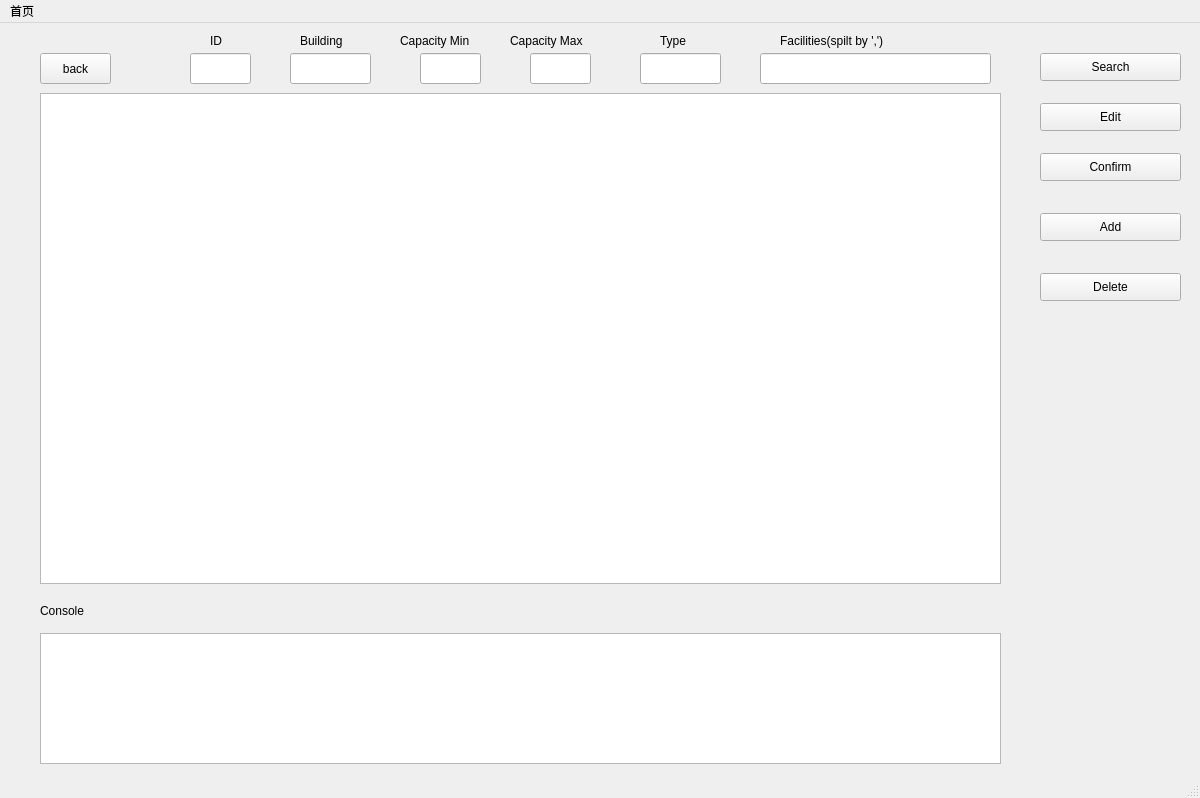
First picture: the form in Gui/admin.ui, repository DouerWxp/RoomBooking, before the edit.
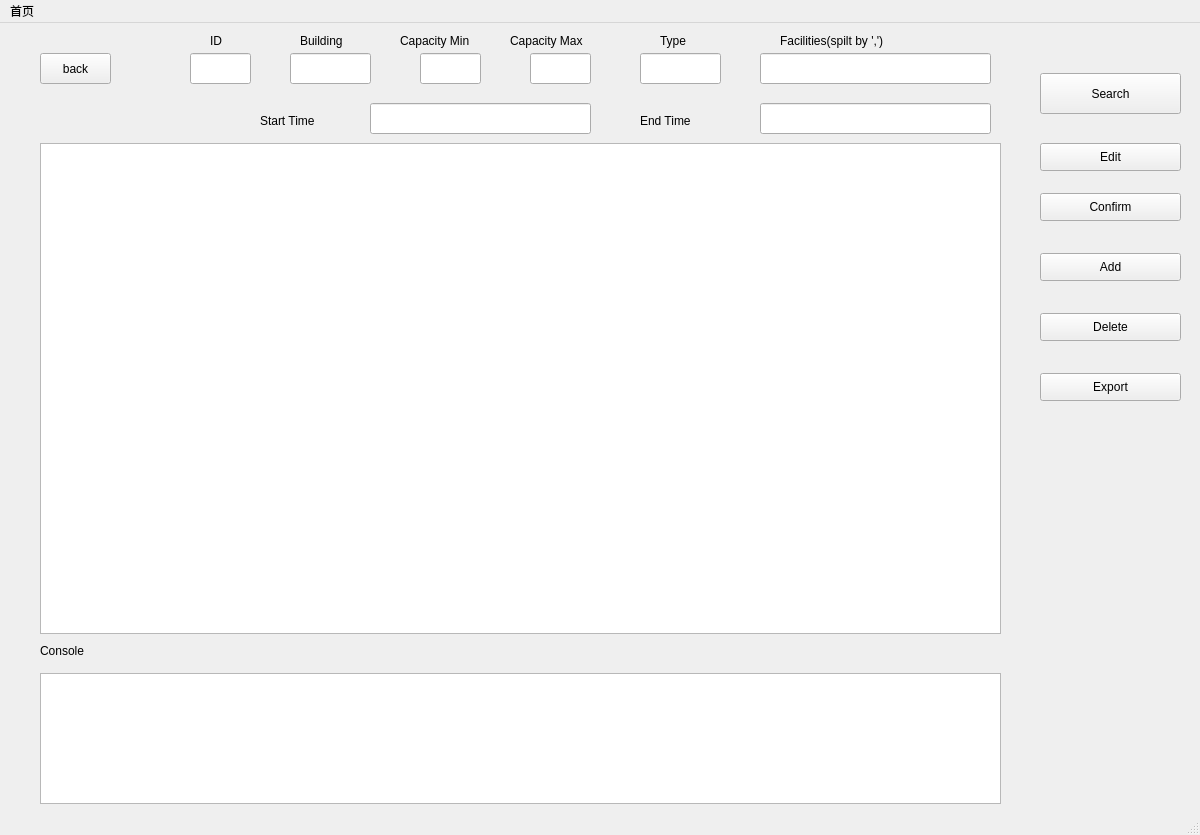
Second picture: the form after the edit.

Commit message: feat: the timeslot filter feat: export the date to csv feat: improve the stablity of the system feat: README

What changed in the file:
```diff
--- a/Gui/admin.ui
+++ b/Gui/admin.ui
@@ -7,7 +7,7 @@
     <x>0</x>
     <y>0</y>
     <width>1200</width>
-    <height>798</height>
+    <height>835</height>
    </rect>
   </property>
   <property name="acceptDrops">
@@ -24,7 +24,7 @@
     <property name="geometry">
      <rect>
       <x>40</x>
-      <y>70</y>
+      <y>120</y>
       <width>961</width>
       <height>491</height>
      </rect>
@@ -47,7 +47,7 @@
     <property name="geometry">
      <rect>
       <x>40</x>
-      <y>70</y>
+      <y>120</y>
       <width>961</width>
       <height>491</height>
      </rect>
@@ -57,7 +57,7 @@
     <property name="geometry">
      <rect>
       <x>1040</x>
-      <y>80</y>
+      <y>120</y>
       <width>141</width>
       <height>28</height>
      </rect>
@@ -70,7 +70,7 @@
     <property name="geometry">
      <rect>
       <x>40</x>
-      <y>580</y>
+      <y>620</y>
       <width>72</width>
       <height>15</height>
      </rect>
@@ -83,7 +83,7 @@
     <property name="geometry">
      <rect>
       <x>40</x>
-      <y>610</y>
+      <y>650</y>
       <width>961</width>
       <height>131</height>
      </rect>
@@ -93,7 +93,7 @@
     <property name="geometry">
      <rect>
       <x>1040</x>
-      <y>190</y>
+      <y>230</y>
       <width>141</width>
       <height>28</height>
      </rect>
@@ -106,7 +106,7 @@
     <property name="geometry">
      <rect>
       <x>1040</x>
-      <y>250</y>
+      <y>290</y>
       <width>141</width>
       <height>28</height>
      </rect>
@@ -119,7 +119,7 @@
     <property name="geometry">
      <rect>
       <x>1040</x>
-      <y>130</y>
+      <y>170</y>
       <width>141</width>
       <height>28</height>
      </rect>
@@ -270,15 +270,74 @@
     <property name="geometry">
      <rect>
       <x>1040</x>
-      <y>30</y>
+      <y>50</y>
       <width>141</width>
-      <height>28</height>
+      <height>41</height>
      </rect>
     </property>
     <property name="text">
      <string>Search</string>
     </property>
    </widget>
+   <widget class="QLabel" name="label_8">
+    <property name="geometry">
+     <rect>
+      <x>260</x>
+      <y>90</y>
+      <width>81</width>
+      <height>16</height>
+     </rect>
+    </property>
+    <property name="text">
+     <string>Start Time</string>
+    </property>
+   </widget>
+   <widget class="QLineEdit" name="StartTime_edit">
+    <property name="geometry">
+     <rect>
+      <x>370</x>
+      <y>80</y>
+      <width>221</width>
+      <height>31</height>
+     </rect>
+    </property>
+   </widget>
+   <widget class="QLabel" name="label_9">
+    <property name="geometry">
+     <rect>
+      <x>640</x>
+      <y>90</y>
+      <width>81</width>
+      <height>16</height>
+     </rect>
+    </property>
+    <property name="text">
+     <string>End Time</string>
+    </property>
+   </widget>
+   <widget class="QLineEdit" name="EndTime_edit">
+    <property name="geometry">
+     <rect>
+      <x>760</x>
+      <y>80</y>
+      <width>231</width>
+      <height>31</height>
+     </rect>
+    </property>
+   </widget>
+   <widget class="QPushButton" name="export_button">
+    <property name="geometry">
+     <rect>
+      <x>1040</x>
+      <y>350</y>
+      <width>141</width>
+      <height>28</height>
+     </rect>
+    </property>
+    <property name="text">
+     <string>Export</string>
+    </property>
+   </widget>
   </widget>
   <widget class="QMenuBar" name="menubar">
    <property name="geometry">
```
The commit also changes 6 other files.
